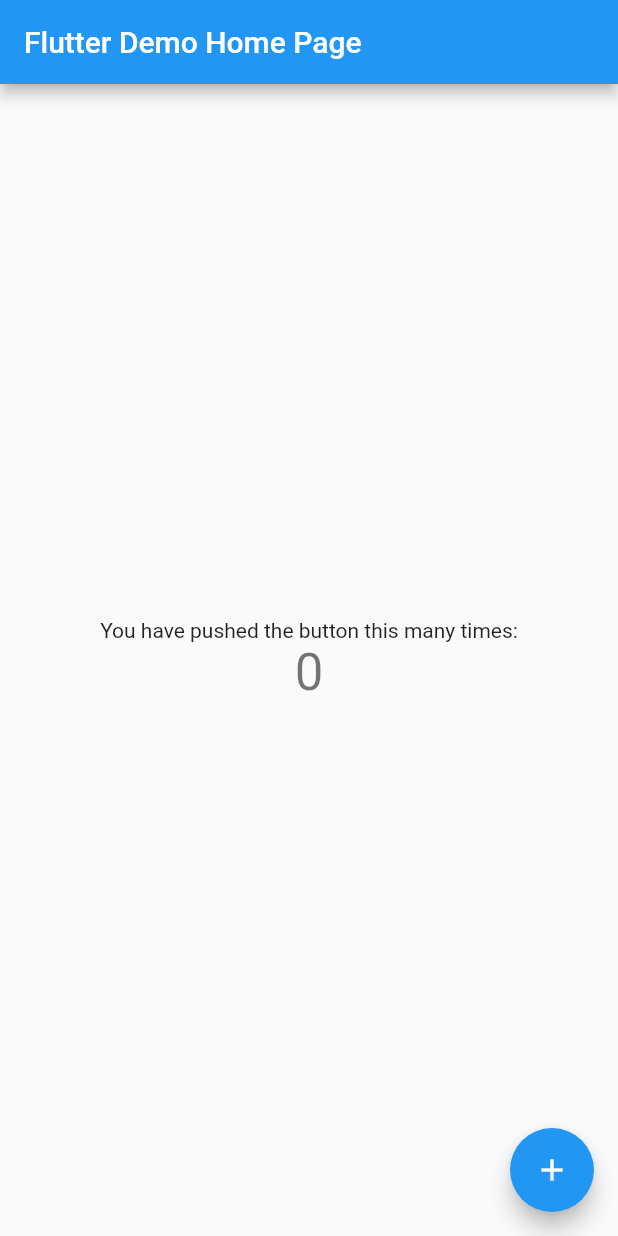
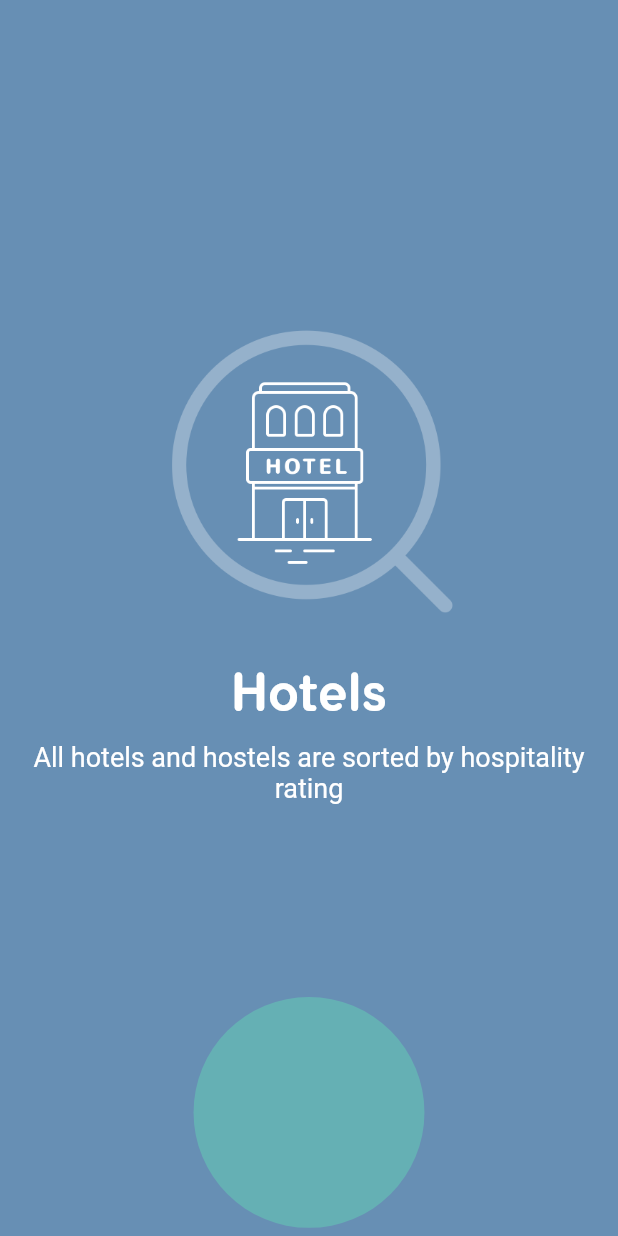
Before and after one commit to ChrisTowles/flutter_material_page_reveal, a Flutter app: the screen it shows after launch, on a phone screen of 412 x 824 dp. Run offline on Flutter 3.47's test engine with Material 2 defaults, Android fonts, the phone set to English and light mode, and no system bars.

Commit message:
Circle Reveal Working

```diff
--- a/lib/main.dart
+++ b/lib/main.dart
@@ -1,4 +1,6 @@
 import 'package:flutter/material.dart';
+import 'package:flutter_chanllenge_material_page_reveal/page_reveal.dart';
+import 'package:flutter_chanllenge_material_page_reveal/pages.dart';
 
 void main() => runApp(new MyApp());
 
@@ -19,7 +21,7 @@ class MyApp extends StatelessWidget {
         // counter didn't reset back to zero; the application is not restarted.
         primarySwatch: Colors.blue,
       ),
-      home: new MyHomePage(title: 'Flutter Demo Home Page'),
+      home: new MyHomePage(title: 'Material Page Reveal'),
     );
   }
 }
@@ -65,45 +67,24 @@ class _MyHomePageState extends State<MyHomePage> {
     // fast, so that you can just rebuild anything that needs updating rather
     // than having to individually change instances of widgets.
     return new Scaffold(
-      appBar: new AppBar(
-        // Here we take the value from the MyHomePage object that was created by
-        // the App.build method, and use it to set our appbar title.
-        title: new Text(widget.title),
-      ),
-      body: new Center(
+      body: new Stack(
         // Center is a layout widget. It takes a single child and positions it
         // in the middle of the parent.
-        child: new Column(
-          // Column is also layout widget. It takes a list of children and
-          // arranges them vertically. By default, it sizes itself to fit its
-          // children horizontally, and tries to be as tall as its parent.
-          //
-          // Invoke "debug paint" (press "p" in the console where you ran
-          // "flutter run", or select "Toggle Debug Paint" from the Flutter tool
-          // window in IntelliJ) to see the wireframe for each widget.
-          //
-          // Column has various properties to control how it sizes itself and
-          // how it positions its children. Here we use mainAxisAlignment to
-          // center the children vertically; the main axis here is the vertical
-          // axis because Columns are vertical (the cross axis would be
-          // horizontal).
-          mainAxisAlignment: MainAxisAlignment.center,
-          children: <Widget>[
-            new Text(
-              'You have pushed the button this many times:',
+        children: [
+          Page(
+            viewModel: pages[0],
+            percentVisible: 1.0
+            ,
+          ),
+            PageReveal(
+              revealPercent: .10,
+                          child: Page(
+              viewModel: pages[1],
+              percentVisible: 1.0,
+          ),
             ),
-            new Text(
-              '$_counter',
-              style: Theme.of(context).textTheme.display1,
-            ),
-          ],
-        ),
+        ],
       ),
-      floatingActionButton: new FloatingActionButton(
-        onPressed: _incrementCounter,
-        tooltip: 'Increment',
-        child: new Icon(Icons.add),
-      ), // This trailing comma makes auto-formatting nicer for build methods.
     );
   }
 }
--- /dev/null
+++ b/lib/page_reveal.dart
@@ -0,0 +1,51 @@
+import 'dart:math';
+
+import 'package:flutter/material.dart';
+
+class PageReveal extends StatelessWidget {
+  final double revealPercent;
+  final Widget child;
+
+  PageReveal({
+    this.revealPercent,
+    this.child,
+  });
+
+  @override
+  Widget build(BuildContext context) {
+  return ClipOval(
+    clipper: CircleRevealClipper(revealPercent: revealPercent ),
+    child: child,
+    );
+  }
+}
+
+
+class CircleRevealClipper extends CustomClipper<Rect> {
+  final double revealPercent;
+
+  CircleRevealClipper({this.revealPercent,});
+
+  @override
+  Rect getClip(Size size) {
+    final epicenter = Offset(size.width /2, size.height * 0.9);
+
+    // calculate distance from epicenter to the top left corner to make sure we fill the screen
+
+    double theta = atan(epicenter.dy / epicenter.dx);
+    final distanceToCorner = epicenter.dy / sin(theta);
+
+    final radius = distanceToCorner * revealPercent;
+    final diameter = 2* radius;
+    return new Rect.fromLTWH(epicenter.dx - radius, epicenter.dy - radius, diameter, diameter);
+
+  }
+
+  @override
+  bool shouldReclip(CustomClipper<Rect> oldClipper) {
+    return true;
+  }
+
+
+
+}
--- /dev/null
+++ b/lib/pages.dart
@@ -0,0 +1,94 @@
+import 'package:flutter/material.dart';
+
+class Page extends StatelessWidget {
+  final PageViewModel viewModel;
+  final double percentVisible;
+
+  Page({
+    this.viewModel,
+    this.percentVisible = 1.0,
+  });
+
+  @override
+  Widget build(BuildContext context) {
+    return Container(
+      width: double.infinity,
+      color: viewModel.color,
+      child: Opacity(
+        opacity: percentVisible,
+              child: Column(
+          mainAxisAlignment: MainAxisAlignment.center,
+          children: [
+            Transform(
+              transform: Matrix4.translationValues(0.0, 50.0 * (1.0 - percentVisible), 0.0),
+                          child: Padding(
+                padding: const EdgeInsets.only(bottom: 25.0),
+                child: Image.asset(
+                  viewModel.heroAssetPath,
+                  width: 200.0,
+                  height: 200.0,
+                ),
+              ),
+            ),
+            Transform(
+                transform: Matrix4.translationValues(0.0, 30.0 * (1.0 - percentVisible), 0.0),
+                          child: Padding(
+                padding: const EdgeInsets.only(top: 10.0, bottom: 10.0),
+                child: Text(
+                  viewModel.title,
+                  style: TextStyle(
+                      color: Colors.white,
+                      fontFamily: 'FlamanteRoma',
+                      fontSize: 34.0),
+                ),
+              ),
+            ),
+            Transform(
+                transform: Matrix4.translationValues(0.0, 30.0 * (1.0 - percentVisible), 0.0),
+                          child: Padding(
+                padding: const EdgeInsets.only(bottom: 75.0),
+                child: Text(
+                  viewModel.body,
+                  textAlign: TextAlign.center,
+                  style: TextStyle(color: Colors.white, fontSize: 18.0),
+                ),
+              ),
+            )
+          ],
+        ),
+      ),
+    );
+  }
+}
+
+class PageViewModel {
+  final Color color;
+  final String heroAssetPath;
+  final String title;
+  final String body;
+  final String iconAssetIcon;
+  PageViewModel(this.color, this.heroAssetPath, this.title, this.body,
+      this.iconAssetIcon);
+}
+
+final pages = [
+  new PageViewModel(
+      const Color(0xFF678FB4),
+      'assets/hotels.png',
+      'Hotels',
+      'All hotels and hostels are sorted by hospitality rating',
+      'assets/key.png'),
+  new PageViewModel(
+      const Color(0xFF65B0B4),
+      'assets/banks.png',
+      'Banks',
+      'We carefully verify all banks before adding them into the app',
+      'assets/wallet.png'),
+  new PageViewModel(
+    const Color(0xFF9B90BC),
+    'assets/stores.png',
+    'Store',
+    'All local stores are categorized for your convenience',
+    'assets/shopping_cart.png',
+  ),
+];
```
Also changed, not shown: pubspec.yaml (+16 -0 lines), assets/banks.png (added), assets/fonts/Flamante-Roma-Medium.ttf (added), assets/fonts/Flamante-Roma-MediumItalic.ttf (added), assets/hotels.png (added), assets/key.png (added), assets/shopping_cart.png (added), assets/stores.png (added), assets/wallet.png (added), 1 other file.
